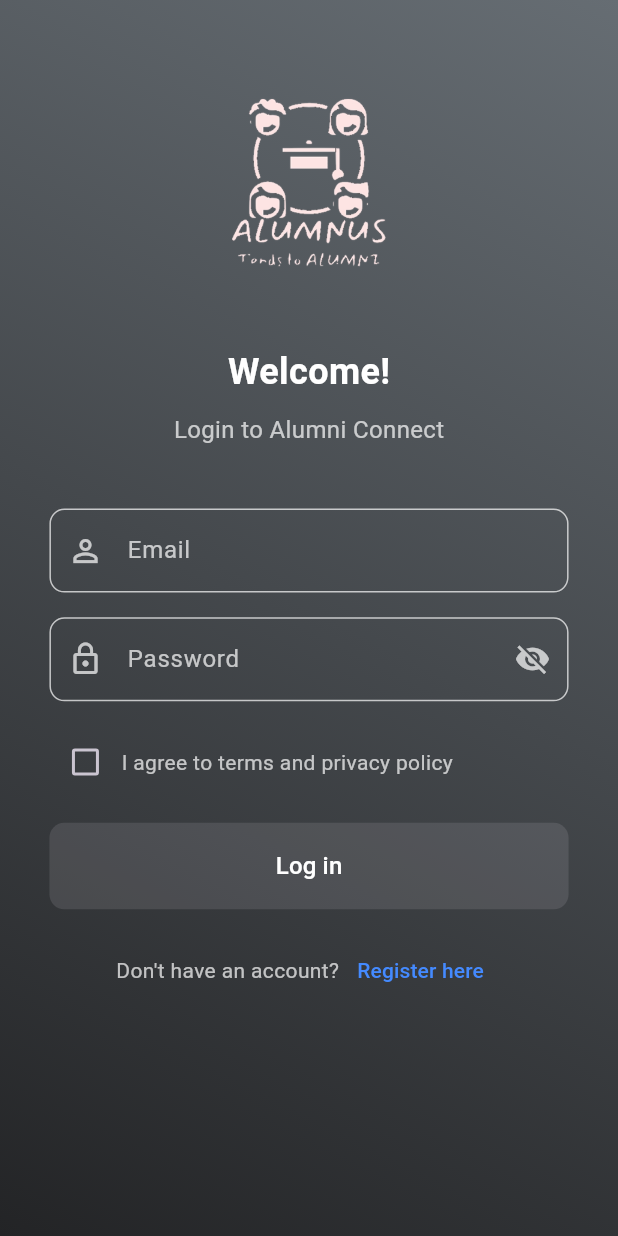
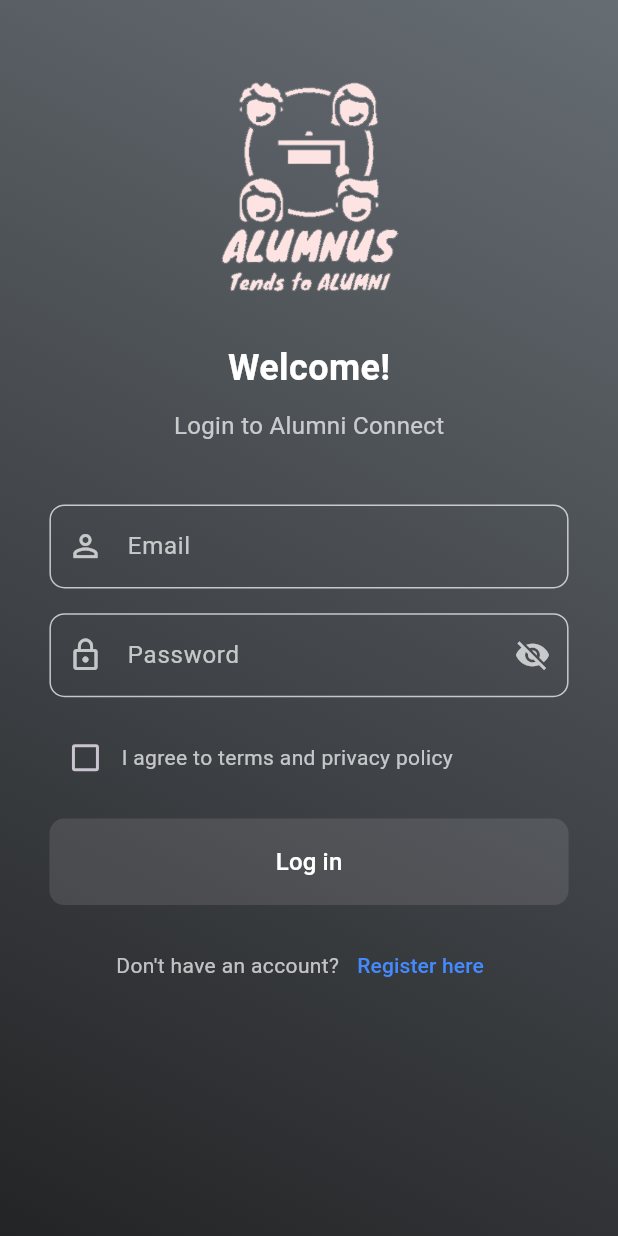
Before and after one commit to ishita1226/alumni_connect_app, a Flutter app: the screen it shows after launch, after a tap on "Register here", after a tap on "Login", on a phone screen of 412 x 824 dp. Run offline on Flutter 3.47's test engine with Material 3 defaults, Android fonts, the light colour scheme and no system bars; our stand-ins replace carousel_slider, equatable, flutter_animate, flutter_bloc, flutter_spinkit, image_picker; network calls fail.

Commit message:
logo_updated

```diff
--- a/alumni_connect/lib/presentation/pages/login_screen.dart
+++ b/alumni_connect/lib/presentation/pages/login_screen.dart
@@ -71,7 +71,7 @@ class StudentLoginScreenState extends State<StudentLoginPage> {
                       children: [
                         SizedBox(height: size.height * 0.05),
                         Image.asset(
-                          'assets/images/image2.png',
+                          'assets/images/image_logo.png',
                           width: 200,
                         ),
                         SizedBox(height: size.height * 0.02),
--- a/alumni_connect/lib/presentation/pages/navigator_screen.dart
+++ b/alumni_connect/lib/presentation/pages/navigator_screen.dart
@@ -42,7 +42,7 @@ class _NavigatorScreenState extends State<NavigatorScreen> {
       appBar: AppBar(
         title: Row(
           children: [
-            Image.asset('assets/images/image.png', height: 30),
+            Image.asset('assets/images/image_logo.png', height: 30),
             const SizedBox(width: 8),
             const Text(
               'Welcome! User',
--- a/alumni_connect/lib/presentation/pages/splash_screen.dart
+++ b/alumni_connect/lib/presentation/pages/splash_screen.dart
@@ -54,7 +54,7 @@ class SplashScreenState extends State<SplashScreen>
             SizedBox(
               height: size.height * .3,
               child: Image.asset(
-                'assets/images/image2.png',
+                'assets/images/image_logo.png',
                 height: size.height * .3,
               ),
             ),
```
Also changed, not shown: alumni_connect/assets/images/image.png (deleted), alumni_connect/assets/images/image2.png (deleted), alumni_connect/assets/images/image_logo.png (added).
